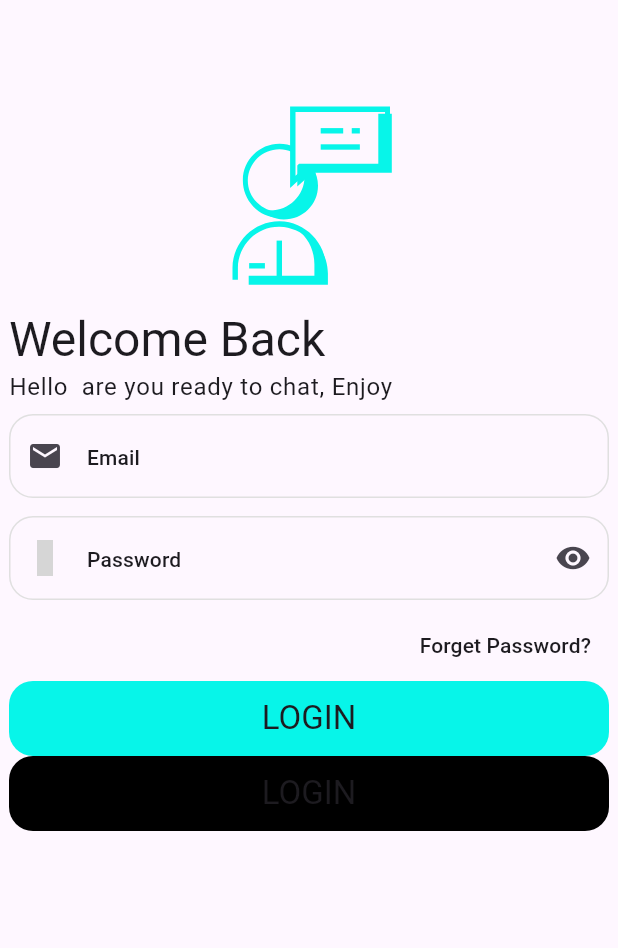
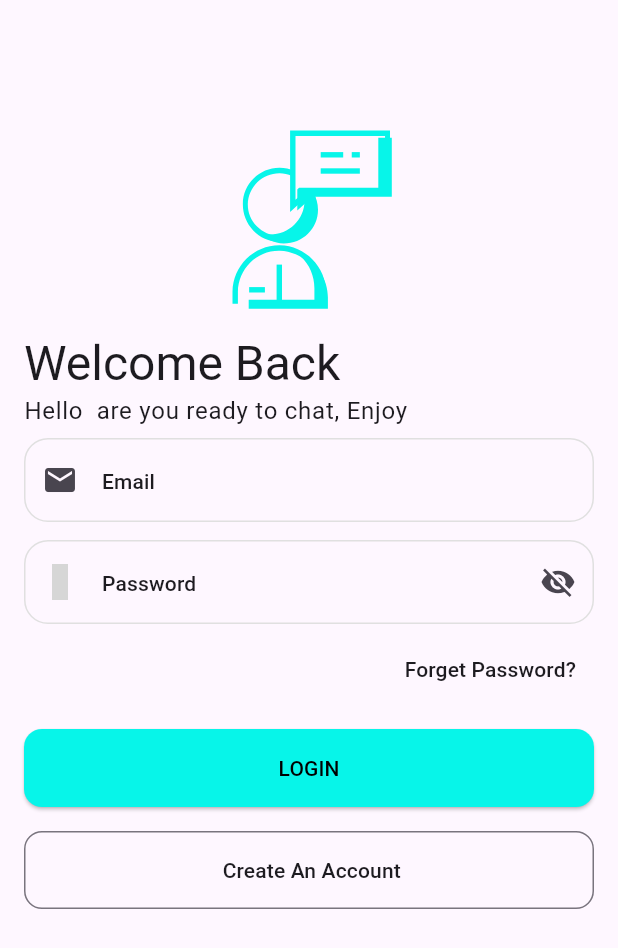
Before and after one commit to mohameddefalaa/Chat_App, a Flutter app: the screen it shows after launch, on a phone screen of 412 x 824 dp. Shown: the top 948 px of the screen. Run offline on Flutter 3.47's test engine with Material 3 defaults, Android fonts, the phone set to English and light mode, and no system bars; our stand-ins replace flutter_svg, iconsax; grey boxes are pictures that could not be loaded.

Commit message:
refector login page ui

```diff
--- a/chatapp/lib/Views/Login_View.dart
+++ b/chatapp/lib/Views/Login_View.dart
@@ -1,4 +1,6 @@
-import 'package:chatapp/Widgets/custome_Button.dart';
+import 'package:chatapp/Widgets/Buttones/elevated_button.dart';
+import 'package:chatapp/Widgets/Buttones/outlined_button.dart';
+import 'package:chatapp/Widgets/Buttones/text_button.dart';
 import 'package:chatapp/Widgets/custome_text_field.dart';
 import 'package:chatapp/constant.dart';
 import 'package:chatapp/helpers/get_App_icon.dart';
@@ -17,13 +19,14 @@ class Login_View extends StatefulWidget {
 class _Login_ViewState extends State<Login_View> {
   TextEditingController passcontroller = TextEditingController();
   TextEditingController emailcontrller = TextEditingController();
+  bool ishidden = false;
   @override
   Widget build(BuildContext context) {
     return Scaffold(
       appBar: AppBar(),
       body: SingleChildScrollView(
         child: Padding(
-          padding: const EdgeInsets.symmetric(horizontal: 6),
+          padding: const EdgeInsets.all(16),
           child: Column(
             crossAxisAlignment: CrossAxisAlignment.start,
             children: [
@@ -42,36 +45,37 @@ class _Login_ViewState extends State<Login_View> {
                 style: Theme.of(context).textTheme.bodyLarge,
               ),
               custome_textFormField(
+                ishidetext: false,
                 controller: emailcontrller,
-                ispass: false,
                 hintText: 'Email ',
                 customeicon: Icon(Icons.email),
               ),
               custome_textFormField(
+                ishidetext: true,
                 controller: passcontroller,
-                ispass: true,
+                hideicon: IconButton(
+                    onPressed: () {
+                      setState(() {
+                        ishidden = !ishidden;
+                      });
+                    },
+                    icon: ishidden
+                        ? const Icon(Icons.visibility)
+                        : const Icon(Icons.visibility_off)),
                 hintText: 'Password ',
                 customeicon: Icon(Iconsax.password_check),
               ),
-              Row(
+              const Row(
                 mainAxisAlignment: MainAxisAlignment.end,
                 children: [
-                  TextButton(
-                      onPressed: () {},
-                      child: Text(
-                        "Forget Password?",
-                        style: Theme.of(context).textTheme.labelLarge,
-                      )),
+                  text_button(),
                 ],
               ),
-              custome_Button(
-                kPrimarrycolor,
-                text: 'LOGIN',
+              const Padding(
+                padding: EdgeInsets.symmetric(vertical: 16.0),
+                child: elevated_button(),
               ),
-              custome_Button(
-                Colors.black,
-                text: 'LOGIN',
-              ),
+              const outlined_button()
             ],
           ),
         ),
--- /dev/null
+++ b/chatapp/lib/Widgets/Buttones/elevated_button.dart
@@ -0,0 +1,27 @@
+import 'package:chatapp/constant.dart';
+import 'package:flutter/material.dart';
+
+class elevated_button extends StatelessWidget {
+  const elevated_button({
+    super.key,
+  });
+
+  @override
+  Widget build(BuildContext context) {
+    return ElevatedButton(
+      style: ElevatedButton.styleFrom(
+          backgroundColor: kPrimarrycolor,
+          shape: RoundedRectangleBorder(
+            borderRadius: BorderRadius.circular(12),
+          ),
+          padding: const EdgeInsets.all(16)),
+      onPressed: () {},
+      child: const Center(
+        child: Text(
+          'LOGIN',
+          style: TextStyle(color: Colors.black),
+        ),
+      ),
+    );
+  }
+}
--- /dev/null
+++ b/chatapp/lib/Widgets/Buttones/outlined_button.dart
@@ -0,0 +1,26 @@
+import 'package:flutter/material.dart';
+
+class outlined_button extends StatelessWidget {
+  const outlined_button({
+    super.key,
+  });
+
+  @override
+  Widget build(BuildContext context) {
+    return OutlinedButton(
+      style: OutlinedButton.styleFrom(
+        padding: EdgeInsets.all(16),
+        shape: RoundedRectangleBorder(
+          borderRadius: BorderRadius.circular(12),
+        ),
+      ),
+      onPressed: () {},
+      child: Center(
+        child: Text(
+          ' Create An Account',
+          style: TextStyle(color: Theme.of(context).colorScheme.onBackground),
+        ),
+      ),
+    );
+  }
+}
--- /dev/null
+++ b/chatapp/lib/Widgets/Buttones/text_button.dart
@@ -0,0 +1,18 @@
+import 'package:flutter/material.dart';
+
+class text_button extends StatelessWidget {
+  const text_button({
+    super.key,
+  });
+
+  @override
+  Widget build(BuildContext context) {
+    return TextButton(
+      onPressed: () {},
+      child: Text(
+        "Forget Password?",
+        style: Theme.of(context).textTheme.labelLarge,
+      ),
+    );
+  }
+}
--- a/chatapp/lib/Widgets/Custome_text_field.dart
+++ b/chatapp/lib/Widgets/Custome_text_field.dart
@@ -4,15 +4,16 @@ import 'package:iconsax/iconsax.dart';
 
 class custome_textFormField extends StatefulWidget {
   custome_textFormField({
-    this.ispass = true,
+    this.hideicon = const SizedBox(),
+    required this.ishidetext,
     required this.hintText,
     required this.customeicon,
     required this.controller,
   });
+  Widget hideicon;
   final String hintText;
   final Icon customeicon;
-  final bool ispass;
-
+  bool ishidetext;
   TextEditingController controller;
 
   @override
@@ -20,27 +21,18 @@ class custome_textFormField extends StatefulWidget {
 }
 
 class _custome_textFormFieldState extends State<custome_textFormField> {
-  bool obscure = true;
   @override
   Widget build(BuildContext context) {
     return Padding(
       padding: const EdgeInsets.symmetric(vertical: 6.0),
       child: TextFormField(
-        obscureText: widget.ispass ? obscure : false,
+        obscureText: widget.ishidetext,
         controller: widget.controller,
         decoration: InputDecoration(
           hintText: widget.hintText,
           hintStyle: Theme.of(context).textTheme.titleSmall,
           prefixIcon: widget.customeicon,
-          suffixIcon: IconButton(
-              onPressed: () {
-                setState(() {
-                  obscure = !obscure;
-                });
-              },
-              icon: widget.ispass
-                  ? const Icon(Icons.remove_red_eye_rounded)
-                  : const SizedBox()),
+          suffixIcon: widget.hideicon,
           enabledBorder: OutlineInputBorder(
             borderRadius: const BorderRadius.all(
               Radius.circular(16),
--- a/chatapp/lib/Widgets/custome_Button.dart
+++ /dev/null
@@ -1,26 +0,0 @@
-import 'package:flutter/material.dart';
-
-class custome_Button extends StatefulWidget {
-  custome_Button(this.thecolor, {super.key, required this.text});
-  Color thecolor;
-  String text;
-  @override
-  State<custome_Button> createState() => _custome_ButtonState();
-}
-
-class _custome_ButtonState extends State<custome_Button> {
-  @override
-  Widget build(BuildContext context) {
-    return Container(
-      height: 50,
-      width: double.infinity,
-      decoration: BoxDecoration(
-          borderRadius: BorderRadius.circular(16), color: widget.thecolor),
-      child: Center(
-          child: Text(
-        widget.text,
-        style: Theme.of(context).textTheme.titleLarge,
-      )),
-    );
-  }
-}
```
